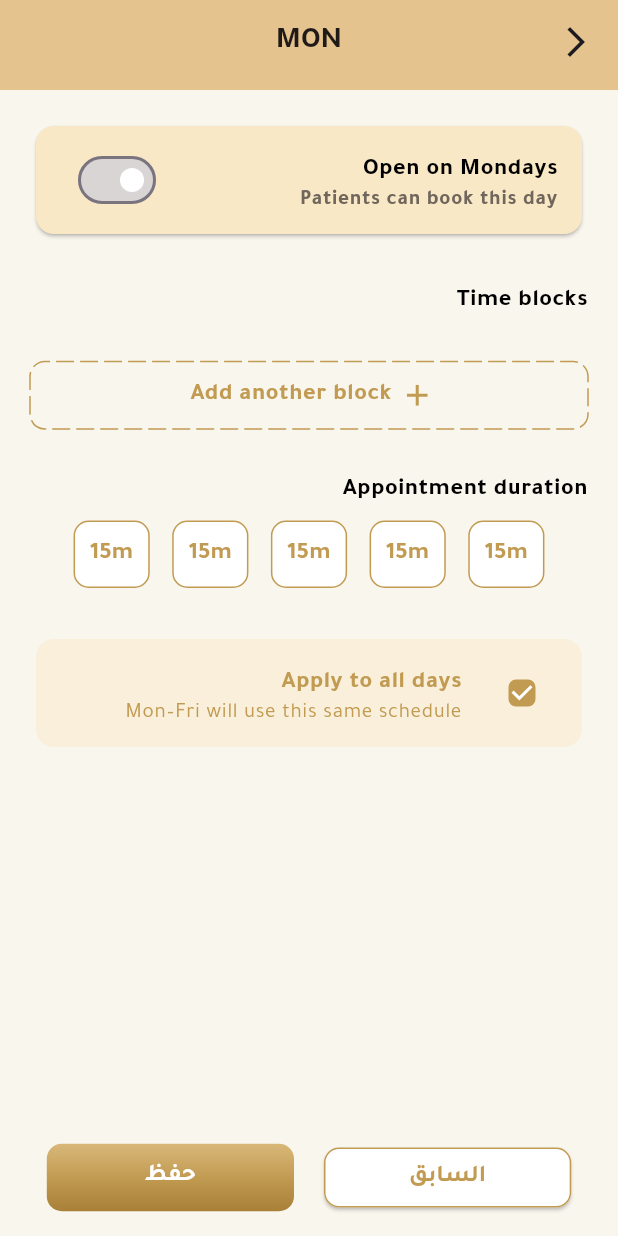
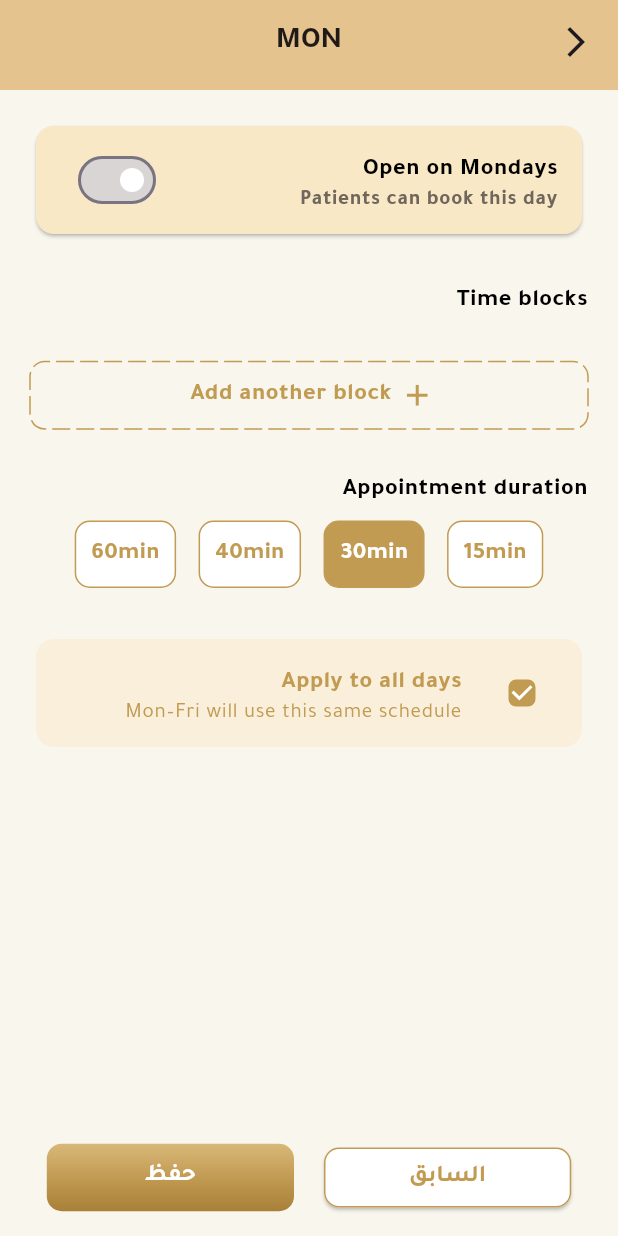
Before and after one commit to RamyAlhakem/dental_clinics, a Flutter app: the ScreenDay screen opened by its route, on a phone screen of 412 x 824 dp. Run offline on Flutter 3.47's test engine with Material 3 defaults, Android fonts, the phone set to English and light mode, and no system bars; drawn by our look-alikes of dotted_border; our stand-ins replace cloud_firestore, equatable, firebase_auth, firebase_core, flutter_bloc, flutter_svg and 3 more; accounts and stored records are empty.

Commit message:
add appointment duration

```diff
--- a/lib/clinic/features/profile/data/data_source/local_data/profile_local_data_source.dart
+++ b/lib/clinic/features/profile/data/data_source/local_data/profile_local_data_source.dart
@@ -3,4 +3,5 @@ import 'package:dental_clinics_app/clinic/features/profile/domain/entities/servi
 abstract class ProfileLocalDataSourse {
   List<ServiceType> getStaticServices();
   List<WeekDays> getStaticWeekDays();
+  List<AppointmentDuration> getStaticDurations();
 }
--- a/lib/clinic/features/profile/data/data_source/local_data/profile_local_data_source_imp.dart
+++ b/lib/clinic/features/profile/data/data_source/local_data/profile_local_data_source_imp.dart
@@ -11,4 +11,9 @@ class ProfileLocalDataSourceIml implements ProfileLocalDataSourse {
   List<WeekDays> getStaticWeekDays() {
     return WeekDays.values;
   }
+
+  @override
+  List<AppointmentDuration> getStaticDurations() {
+    return AppointmentDuration.values;
+  }
 }
--- a/lib/clinic/features/profile/data/models/day_schedule_models.dart
+++ b/lib/clinic/features/profile/data/models/day_schedule_models.dart
@@ -4,11 +4,16 @@ import 'package:dental_clinics_app/clinic/features/profile/data/models/slot_mode
 import 'package:dental_clinics_app/clinic/features/profile/domain/entities/day_schedule_entities.dart';
 
 class DayScheduleModels extends DayScheduleEntities {
-  const DayScheduleModels({super.isEnabled, super.slots});
+  const DayScheduleModels({
+    super.isEnabled,
+    super.slots,
+    super.appointmentDuration,
+  });
 
   factory DayScheduleModels.fromJson(Map<String, dynamic> json) {
     return DayScheduleModels(
       isEnabled: json['isEnabled'] as bool,
+      appointmentDuration: json['appointmentDuration'] as String,
       slots: (json['slots'] as List).map((e) => SlotModel.fromJson(e)).toList(),
     );
   }
@@ -19,10 +24,15 @@ class DayScheduleModels extends DayScheduleEntities {
       'slots': slots
           .map((slot) => SlotModel.fromEntity(slot).toJson())
           .toList(),
+      'appointmentDuration': appointmentDuration,
     };
   }
 
   factory DayScheduleModels.fromEntity(DayScheduleEntities entity) {
-    return DayScheduleModels(isEnabled: entity.isEnabled, slots: entity.slots);
+    return DayScheduleModels(
+      isEnabled: entity.isEnabled,
+      slots: entity.slots,
+      appointmentDuration: entity.appointmentDuration,
+    );
   }
 }
--- a/lib/clinic/features/profile/domain/entities/day_schedule_entities.dart
+++ b/lib/clinic/features/profile/domain/entities/day_schedule_entities.dart
@@ -2,6 +2,11 @@ import 'package:dental_clinics_app/clinic/features/profile/domain/entities/slot_
 
 class DayScheduleEntities {
   final bool isEnabled;
+  final String appointmentDuration;
   final List<SlotEntities> slots;
-  const DayScheduleEntities({this.isEnabled = false, this.slots = const []});
+  const DayScheduleEntities({
+    this.isEnabled = false,
+    this.slots = const [],
+    this.appointmentDuration = "15m",
+  });
 }
--- a/lib/clinic/features/profile/domain/entities/service_entitie.dart
+++ b/lib/clinic/features/profile/domain/entities/service_entitie.dart
@@ -10,6 +10,17 @@ enum ServiceType {
 
 enum WeekDays { monday, tuesday, wednesday, thursday, friday, saturday, sunday }
 
+enum AppointmentDuration {
+  fifteenMinutes(mints: 15, label: "15min"),
+  thirtyMinutes(mints: 30, label: "30min"),
+  fortyMinutes(mints: 40, label: "40min"),
+  sixtyMinutes(mints: 60, label: "60min");
+
+  final int mints;
+  final String label;
+  const AppointmentDuration({required this.mints, required this.label});
+}
+
 class ServiceEntities {
   final String serviceName;
   final String doctorName;
--- a/lib/clinic/features/profile/presentation/cubit/profile_state.dart
+++ b/lib/clinic/features/profile/presentation/cubit/profile_state.dart
@@ -1,10 +1,10 @@
 import 'package:dental_clinics_app/clinic/features/profile/domain/entities/service_entitie.dart';
 import 'package:dental_clinics_app/core/features/auth/domain/entities/user_entitie.dart';
-import 'package:flutter/material.dart';
 
 class ProfileState {
   final ServiceType? selectedService;
   final WeekDays? selectedDay;
+  final AppointmentDuration? selectedDuration;
   final bool isEnabled;
   final bool enabledDay;
 
@@ -13,6 +13,7 @@ class ProfileState {
     this.selectedService,
     required this.isEnabled,
     required this.enabledDay,
+    required this.selectedDuration,
     this.user,
     this.selectedDay,
   });
@@ -25,6 +26,7 @@ class ChangingSelectedServiceState extends ProfileState {
     required super.enabledDay,
     super.user,
     super.selectedDay,
+    required super.selectedDuration,
   });
 }
 
@@ -35,6 +37,7 @@ class ChangingSelectedDayState extends ProfileState {
     super.user,
     super.selectedDay,
     required super.enabledDay,
+    required super.selectedDuration,
   });
 }
 
@@ -45,6 +48,7 @@ class InitiSelectedServiceState extends ProfileState {
     super.user,
     super.selectedDay,
     required super.enabledDay,
+    required super.selectedDuration,
   });
 }
 
@@ -55,6 +59,7 @@ class LoadedUserInfoProfileState extends ProfileState {
     super.user,
     super.selectedDay,
     required super.enabledDay,
+    required super.selectedDuration,
   });
 }
 
@@ -68,6 +73,7 @@ class SuccessUserInfoProfileState extends ProfileState {
 
     super.selectedDay,
     required super.enabledDay,
+    required super.selectedDuration,
   });
 }
 
@@ -78,6 +84,7 @@ class LoadingUserInfoProfileState extends ProfileState {
     super.user,
     super.selectedDay,
     required super.enabledDay,
+    required super.selectedDuration,
   });
 }
 
@@ -90,6 +97,7 @@ class FailedUserInfoProfileState extends ProfileState {
     super.user,
     super.selectedDay,
     required super.enabledDay,
+    required super.selectedDuration,
   });
 }
 
@@ -101,6 +109,7 @@ class ChangeStartTimeProfileState extends ProfileState {
     super.user,
     super.selectedDay,
     required super.enabledDay,
+    required super.selectedDuration,
   });
 }
 
@@ -112,5 +121,18 @@ class ChangeEndTimeProfileState extends ProfileState {
     super.user,
     super.selectedDay,
     required super.enabledDay,
+    required super.selectedDuration,
   });
 }
+
+class ChangeDurationProfileState extends ProfileState {
+  ChangeDurationProfileState({
+    super.selectedService,
+    required super.isEnabled,
+
+    super.user,
+    super.selectedDay,
+    required super.enabledDay,
+    required super.selectedDuration,
+  });
+}
--- a/lib/clinic/features/profile/presentation/view/screens/screen_day.dart
+++ b/lib/clinic/features/profile/presentation/view/screens/screen_day.dart
@@ -1,3 +1,4 @@
+import 'package:dental_clinics_app/clinic/features/profile/data/data_source/local_data/profile_local_data_source_imp.dart';
 import 'package:dental_clinics_app/clinic/features/profile/data/models/schedule_days_models.dart';
 import 'package:dental_clinics_app/clinic/features/profile/data/models/slot_model.dart';
 import 'package:dental_clinics_app/clinic/features/profile/domain/entities/day_schedule_entities.dart';
@@ -90,13 +91,10 @@ class _ScreenDayState extends State<ScreenDay> {
             Row(
               mainAxisAlignment: MainAxisAlignment.center,
               spacing: 15,
-              children: [
-                DurationTimeWidget(),
-                DurationTimeWidget(),
-                DurationTimeWidget(),
-                DurationTimeWidget(),
-                DurationTimeWidget(),
-              ],
+              children: ProfileLocalDataSourceIml()
+                  .getStaticDurations()
+                  .map((duration) => DurationTimeWidget(duration: duration))
+                  .toList(),
             ),
             SizedBox(height: 30),
             ApplyWidget(),
--- a/lib/clinic/features/profile/presentation/view/widgets/duration_time_widget.dart
+++ b/lib/clinic/features/profile/presentation/view/widgets/duration_time_widget.dart
@@ -1,24 +1,42 @@
+import 'package:dental_clinics_app/clinic/features/profile/domain/entities/service_entitie.dart';
+import 'package:dental_clinics_app/clinic/features/profile/presentation/cubit/profile_cubit.dart';
+import 'package:dental_clinics_app/clinic/features/profile/presentation/cubit/profile_state.dart';
 import 'package:dental_clinics_app/core/themes/app_colors.dart';
 import 'package:flutter/material.dart';
+import 'package:flutter_bloc/flutter_bloc.dart';
 
 class DurationTimeWidget extends StatelessWidget {
-  const DurationTimeWidget({super.key});
+  final AppointmentDuration duration;
+  const DurationTimeWidget({super.key, required this.duration});
 
   @override
   Widget build(BuildContext context) {
-    return Container(
+    return BlocBuilder<ProfileCubit, ProfileState>(
+      builder: (context, state) {
+        return GestureDetector(
+          onTap: () {
+            context.read<ProfileCubit>().selectDuration(duration);
+          },
+          child: Container(
             padding: EdgeInsets.all(10),
             decoration: BoxDecoration(
-        color: AppColors.whiteColor,
+              color: state.selectedDuration == duration
+                  ? AppColors.primaryColor
+                  : AppColors.whiteColor,
               border: Border.all(color: AppColors.primaryColor),
               borderRadius: BorderRadius.circular(10),
             ),
             child: Text(
-        "15m",
-        style: Theme.of(
-          context,
-        ).textTheme.bodyMedium!.copyWith(color: AppColors.primaryColor),
+              duration.label,
+              style: Theme.of(context).textTheme.bodyMedium!.copyWith(
+                color: state.selectedDuration == duration
+                    ? AppColors.whiteColor
+                    : AppColors.primaryColor,
               ),
+            ),
+          ),
+        );
+      },
     );
   }
 }
```
Also changed, not shown: lib/clinic/features/profile/presentation/cubit/profile_cubit.dart (+34 -1 lines). Lines whose indentation alone changed are shown as unchanged.
